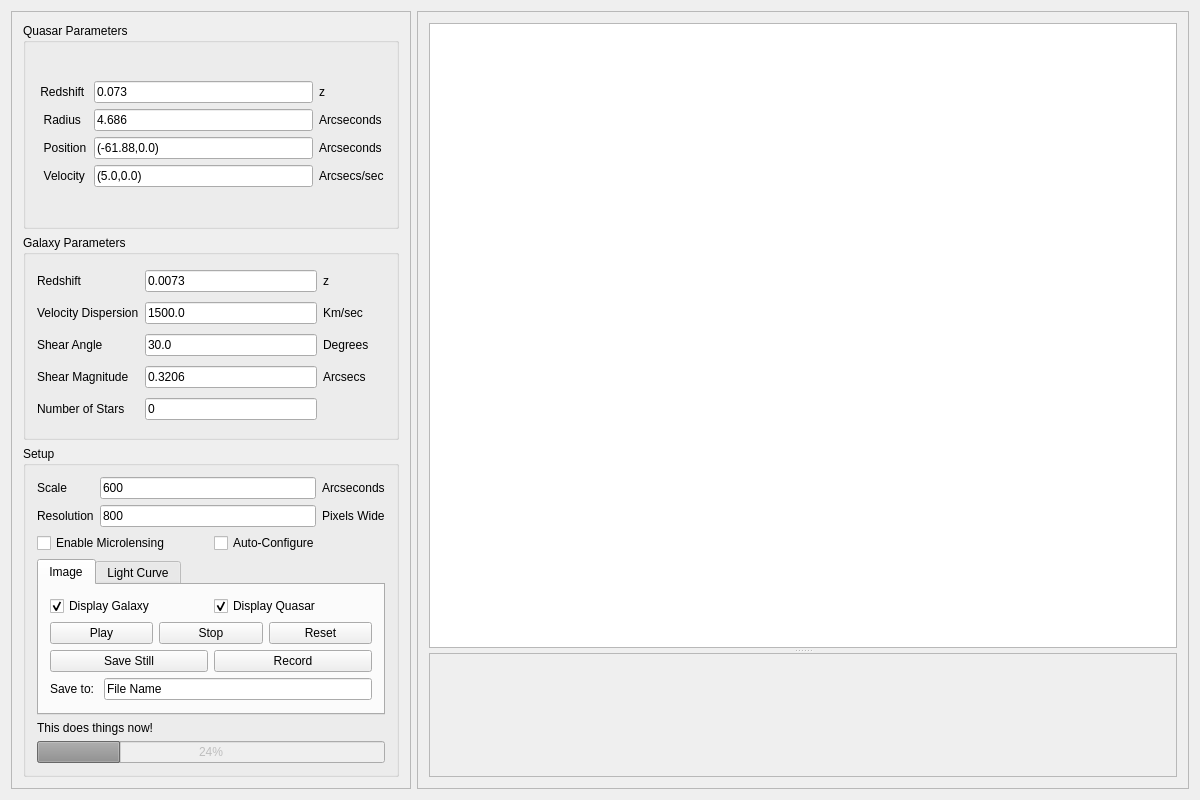
Qt form src/Resources/GUI/gui.ui (JordanKoeller/MirageOld) before a commit.
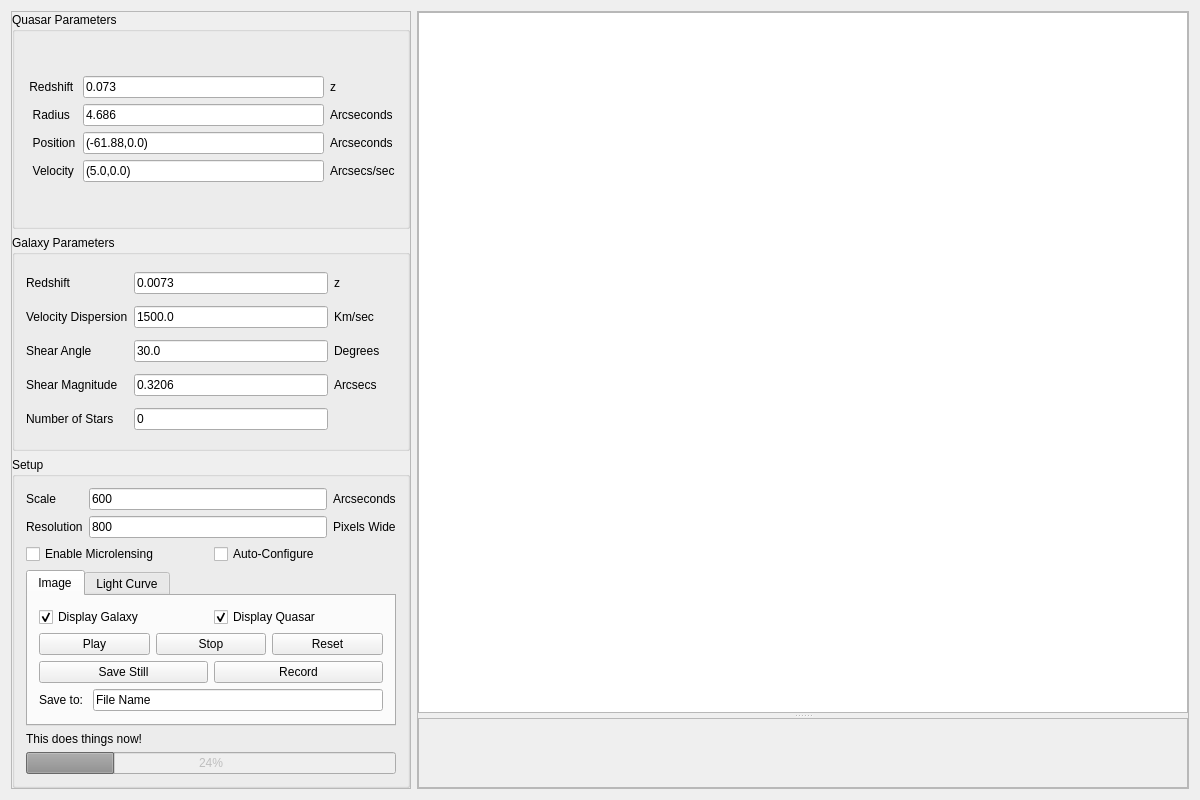
The same form after that commit. Custom widgets are drawn as their Qt base class.

Commit message: Tracing working, but UI still freezing

Patch:
```diff
--- a/src/Resources/GUI/gui.ui
+++ b/src/Resources/GUI/gui.ui
@@ -51,6 +51,18 @@
         </size>
        </property>
        <layout class="QVBoxLayout" name="verticalLayout_2">
+        <property name="leftMargin">
+         <number>0</number>
+        </property>
+        <property name="topMargin">
+         <number>0</number>
+        </property>
+        <property name="rightMargin">
+         <number>0</number>
+        </property>
+        <property name="bottomMargin">
+         <number>0</number>
+        </property>
         <item>
          <widget class="QGroupBox" name="groupBox_3">
           <property name="enabled">
@@ -665,6 +677,21 @@
        <enum>QFrame::Raised</enum>
       </property>
       <layout class="QVBoxLayout" name="verticalLayout_5">
+       <property name="spacing">
+        <number>0</number>
+       </property>
+       <property name="leftMargin">
+        <number>0</number>
+       </property>
+       <property name="topMargin">
+        <number>0</number>
+       </property>
+       <property name="rightMargin">
+        <number>0</number>
+       </property>
+       <property name="bottomMargin">
+        <number>0</number>
+       </property>
        <item>
         <widget class="QSplitter" name="splitter">
          <property name="orientation">
@@ -679,7 +706,17 @@
          <property name="childrenCollapsible">
           <bool>true</bool>
          </property>
-         <widget class="PlotWidget" name="curve_canvas_frame"/>
+         <widget class="PlotWidget" name="curve_canvas">
+          <property name="sizePolicy">
+           <sizepolicy hsizetype="Preferred" vsizetype="Preferred">
+            <horstretch>0</horstretch>
+            <verstretch>0</verstretch>
+           </sizepolicy>
+          </property>
+          <property name="interactive">
+           <bool>false</bool>
+          </property>
+         </widget>
          <widget class="QScrollArea" name="scrollArea">
           <property name="widgetResizable">
            <bool>true</bool>
@@ -689,16 +726,34 @@
             <rect>
              <x>0</x>
              <y>0</y>
-             <width>732</width>
-             <height>217</height>
+             <width>756</width>
+             <height>224</height>
             </rect>
            </property>
            <layout class="QVBoxLayout" name="verticalLayout_4">
+            <property name="spacing">
+             <number>0</number>
+            </property>
+            <property name="leftMargin">
+             <number>0</number>
+            </property>
+            <property name="topMargin">
+             <number>0</number>
+            </property>
+            <property name="rightMargin">
+             <number>0</number>
+            </property>
+            <property name="bottomMargin">
+             <number>0</number>
+            </property>
             <item>
              <widget class="QLabel" name="main_canvas">
               <property name="text">
                <string/>
               </property>
+              <property name="alignment">
+               <set>Qt::AlignLeading|Qt::AlignLeft|Qt::AlignTop</set>
+              </property>
              </widget>
             </item>
            </layout>
```
The commit also changes 4 other files.
